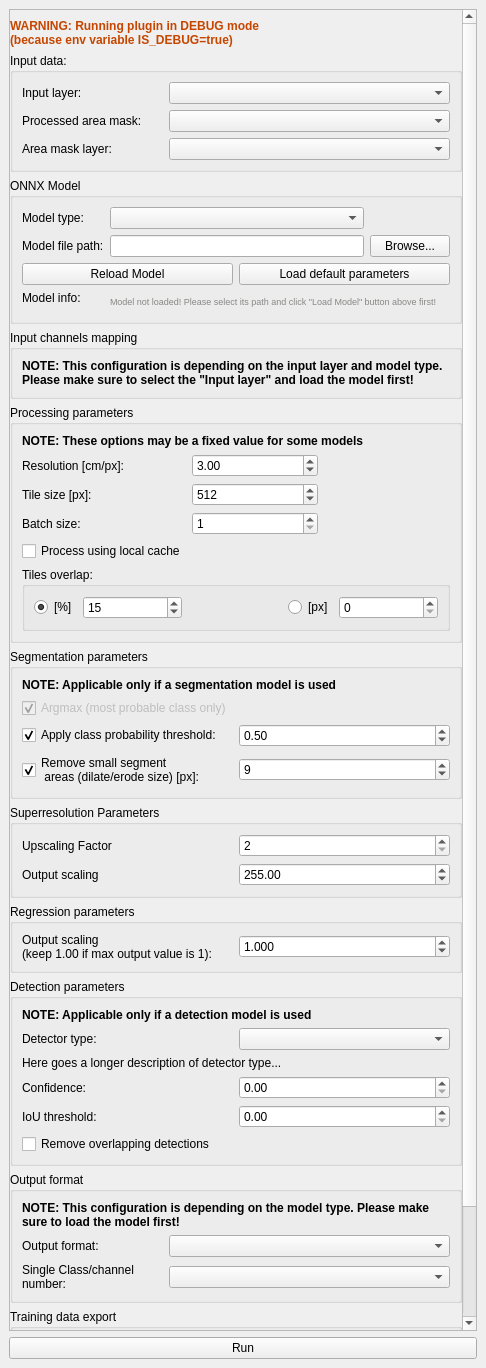
Before: the Qt Designer form src/deepness/deepness_dockwidget.ui in PUTvision/qgis-plugin-deepness, drawn with Qt 5.
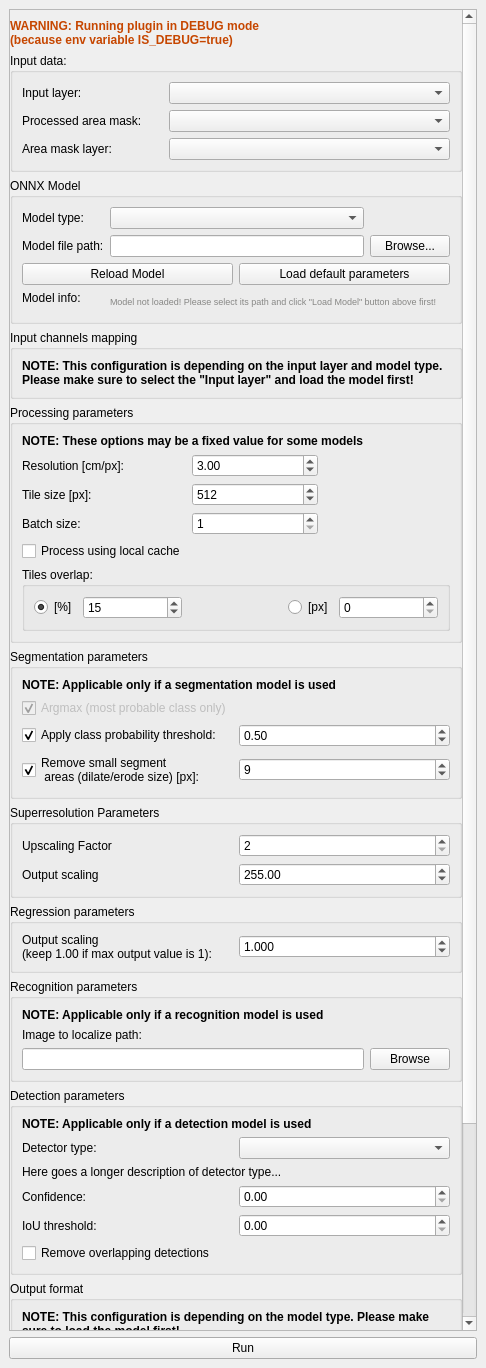
After: the same form once the commit is applied. Custom widgets are drawn as their Qt base class.

Commit message: recognition support

Patch:
```diff
--- a/src/deepness/deepness_dockwidget.ui
+++ b/src/deepness/deepness_dockwidget.ui
@@ -24,9 +24,9 @@
        <property name="geometry">
         <rect>
          <x>0</x>
-         <y>0</y>
+         <y>-325</y>
          <width>452</width>
-         <height>1621</height>
+         <height>1742</height>
         </rect>
        </property>
        <layout class="QVBoxLayout" name="verticalLayout_3">
@@ -626,6 +626,51 @@
           </layout>
          </widget>
         </item>
+        <item>
+         <widget class="QgsCollapsibleGroupBox" name="mGroupBox_recognitionParameters">
+          <property name="sizePolicy">
+           <sizepolicy hsizetype="Preferred" vsizetype="Maximum">
+            <horstretch>0</horstretch>
+            <verstretch>0</verstretch>
+           </sizepolicy>
+          </property>
+          <property name="title">
+           <string>Recognition parameters</string>
+          </property>
+          <layout class="QGridLayout" name="gridLayout_12">
+           <item row="1" column="1" colspan="2">
+            <widget class="QLabel" name="label_23">
+             <property name="font">
+              <font>
+               <weight>75</weight>
+               <bold>true</bold>
+              </font>
+             </property>
+             <property name="text">
+              <string>NOTE: Applicable only if a recognition model is used</string>
+             </property>
+            </widget>
+           </item>
+           <item row="3" column="1" colspan="2">
+            <widget class="QLabel" name="label_24">
+             <property name="text">
+              <string>Image to localize path:</string>
+             </property>
+            </widget>
+           </item>
+           <item row="4" column="1">
+            <widget class="QLineEdit" name="lineEdit_recognitionPath"/>
+           </item>
+           <item row="4" column="2">
+            <widget class="QPushButton" name="pushButton_browseQueryImagePath">
+             <property name="text">
+              <string>Browse</string>
+             </property>
+            </widget>
+           </item>
+          </layout>
+         </widget>
+        </item>
         <item>
          <widget class="QgsCollapsibleGroupBox" name="mGroupBox_detectionParameters">
           <property name="title">
```
The commit also changes 7 other files.
